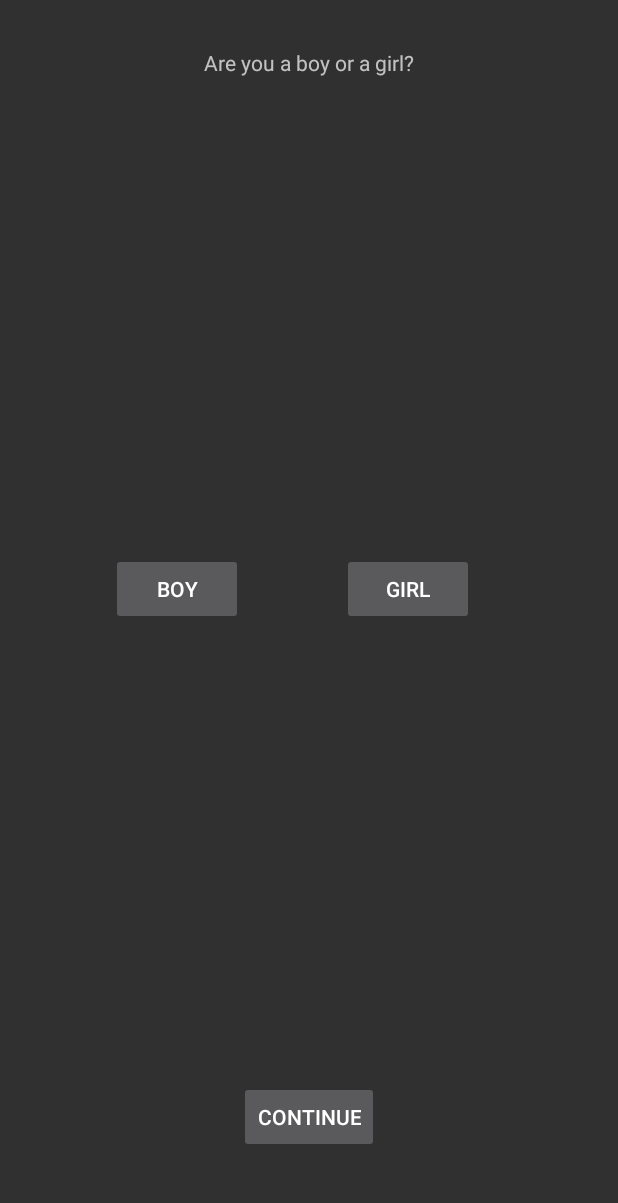
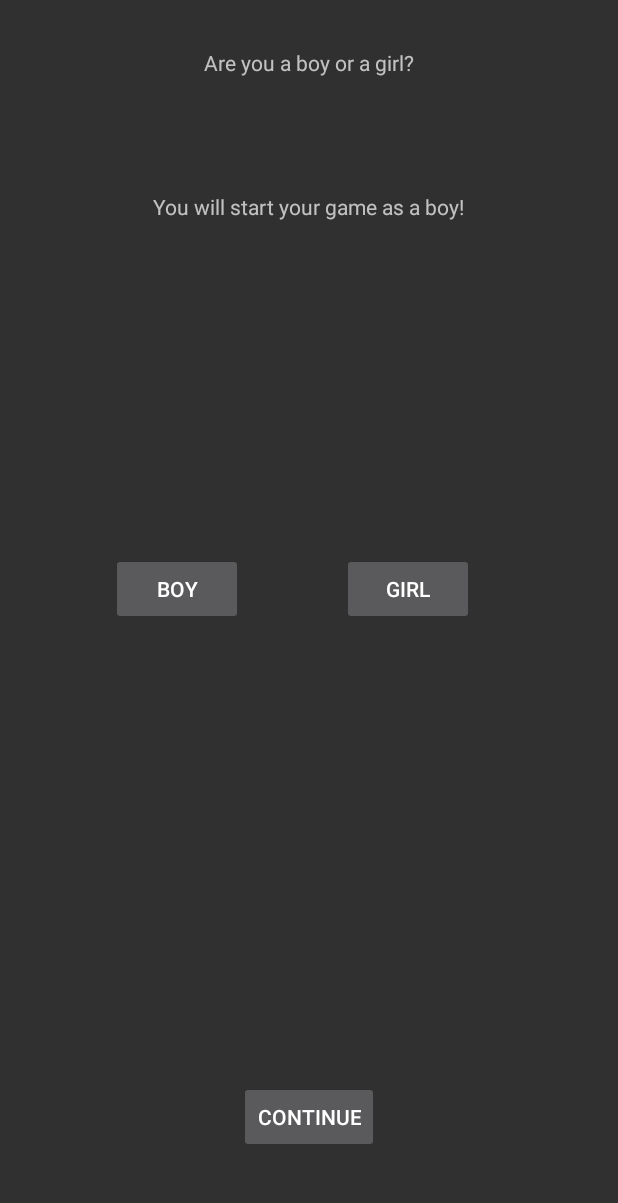
Before and after one commit to MobiiliprojektiR1/folquest, an Android app: the screen it shows after launch (FirstTimeLaunchActivity), after a tap on "BOY", on a phone screen of 412 x 824 dp, the part 29-1232 px from its top. Run offline under Robolectric (Android 15) with nearby library versions, the phone set to English and light mode, and no system bars; 10 statements that could not run were skipped.

Commit message:
Fixed Permission checks
no longer alerts the user 3 times.

```diff
--- a/Folquest/app/src/main/java/com/kantele/folquest/FirstTimeLaunchActivity.java
+++ b/Folquest/app/src/main/java/com/kantele/folquest/FirstTimeLaunchActivity.java
@@ -5,11 +5,14 @@ import android.os.Bundle;
 import android.support.v7.app.AppCompatActivity;
 import android.view.View;
 import android.widget.Button;
+import android.widget.TextView;
 import android.widget.Toast;
 
 public class FirstTimeLaunchActivity extends AppCompatActivity {
 
     Button buttonGirl, buttonBoy, buttonContinue;
+    TextView genderHolder;
+
     boolean genderChosen;
 
     PlayerController controller;
@@ -29,11 +32,16 @@ public class FirstTimeLaunchActivity extends AppCompatActivity {
         buttonGirl = (Button) findViewById(R.id.buttonGirl);
         buttonContinue = (Button) findViewById(R.id.buttonContinue);
 
+        genderHolder = (TextView) findViewById(R.id.textViewGenderHolder);
+
+        genderHolder.setText("Please choose your gender!");
+
         // BUTTONS FUNCTIONALITY
         buttonBoy.setOnClickListener(new View.OnClickListener() {
             @Override
             public void onClick(View view) {
                 controller.setPlayerGender(true);
+                genderHolder.setText("You will start your game as a boy!");
                 genderChosen = true;
             }
         });
@@ -42,6 +50,7 @@ public class FirstTimeLaunchActivity extends AppCompatActivity {
             @Override
             public void onClick(View view) {
                 controller.setPlayerGender(false);
+                genderHolder.setText("You will start your game as a girl!");
                 genderChosen = true;
             }
         });
--- a/Folquest/app/src/main/java/com/kantele/folquest/MainActivity.java
+++ b/Folquest/app/src/main/java/com/kantele/folquest/MainActivity.java
@@ -61,6 +61,8 @@ public class MainActivity extends AppCompatActivity {
     PlayerController controller;
 
     Boolean isFirstTime;
+
+    Boolean dialogShown = false;
 
 
 
@@ -179,7 +181,7 @@ public class MainActivity extends AppCompatActivity {
         buildFitnessClient();
 
         //PERMISSION REQUESTS ON LAUNCH
-        CheckPermissionsAndSyncData();
+ //       CheckPermissionsAndSyncData();
     }
 
     public void CheckPermissionsAndSyncData() {
@@ -188,19 +190,7 @@ public class MainActivity extends AppCompatActivity {
                     Manifest.permission.ACCESS_FINE_LOCATION)
                     != PackageManager.PERMISSION_GRANTED) {
 
-                AlertDialog.Builder alertBuilder = new AlertDialog.Builder(this);
-                alertBuilder.setCancelable(true);
-                alertBuilder.setTitle("Location permission necessary");
-                alertBuilder.setMessage("Folquest needs permission to access fine location in order to be able to sync your fitness data from Google Fit.\nThis is necessary for the in game quests.");
-                alertBuilder.setPositiveButton(android.R.string.yes, new DialogInterface.OnClickListener() {
-                    @Override
-                    public void onClick(DialogInterface dialog, int which) {
-                        ActivityCompat.requestPermissions(MainActivity.this, new String[]{Manifest.permission.ACCESS_FINE_LOCATION}, REQUEST_PERMISSIONS);
-                    }
-                });
-
-                AlertDialog alert = alertBuilder.create();
-                alert.show();
+                createAlertDialog();
 
                 //ActivityCompat.requestPermissions(MainActivity.this, new String[]{Manifest.permission.ACCESS_FINE_LOCATION}, REQUEST_PERMISSIONS);
             } else {
@@ -211,6 +201,26 @@ public class MainActivity extends AppCompatActivity {
 
         }
 
+    }
+
+    private void createAlertDialog() {
+
+        if (dialogShown == false) {
+            AlertDialog.Builder alertBuilder = new AlertDialog.Builder(this);
+            alertBuilder.setCancelable(true);
+            alertBuilder.setTitle("Location permission necessary");
+            alertBuilder.setMessage("Folquest needs permission to access fine location in order to be able to sync your fitness data from Google Fit.\nThis is necessary for the in game quests.");
+            alertBuilder.setPositiveButton(android.R.string.yes, new DialogInterface.OnClickListener() {
+                @Override
+                public void onClick(DialogInterface dialog, int which) {
+                    ActivityCompat.requestPermissions(MainActivity.this, new String[]{Manifest.permission.ACCESS_FINE_LOCATION}, REQUEST_PERMISSIONS);
+                }
+            });
+
+            AlertDialog alert = alertBuilder.create();
+            alert.show();
+            dialogShown = true;
+        }
     }
 
 
@@ -334,7 +344,7 @@ public class MainActivity extends AppCompatActivity {
                                 public void onConnected(Bundle bundle) {
                                     Log.i(TAG, "Connected successfully!");
                                     // Now you can make calls to the Fitness APIs.
-                                    //Async To fetch steps
+                                    // Async To fetch steps
                                 }
 
                                 @Override
--- a/Folquest/app/src/main/res/layout/activity_first_time_launch.xml
+++ b/Folquest/app/src/main/res/layout/activity_first_time_launch.xml
@@ -15,10 +15,10 @@
         tools:layout_editor_absoluteX="126dp"
         tools:layout_editor_absoluteY="16dp"
         android:layout_alignParentTop="true"
-        android:layout_alignStart="@+id/textView3" />
+        android:layout_alignStart="@+id/textView2" />
 
     <TextView
-        android:id="@+id/textView3"
+        android:id="@+id/textView2"
         android:layout_width="wrap_content"
         android:layout_height="wrap_content"
         android:text="Are you a boy or a girl?"
@@ -27,6 +27,14 @@
         android:layout_below="@+id/textView"
         android:layout_centerHorizontal="true"
         android:layout_marginTop="32dp" />
+
+    <TextView
+        android:id="@+id/textViewGenderHolder"
+        android:layout_width="wrap_content"
+        android:layout_height="wrap_content"
+        android:layout_below="@+id/textView"
+        android:layout_centerHorizontal="true"
+        android:layout_marginTop="128dp" />
 
     <Button
         android:id="@+id/buttonBoy"
@@ -52,7 +60,6 @@
         android:layout_alignBottom="@+id/buttonBoy"
         android:layout_toEndOf="@+id/buttonBoy" />
 
-
     <Button
         android:id="@+id/buttonContinue"
         android:layout_width="wrap_content"
@@ -61,5 +68,4 @@
         android:layout_centerHorizontal="true"
         android:layout_marginBottom="36dp"
         android:text="Continue" />
-
 </RelativeLayout>
```
